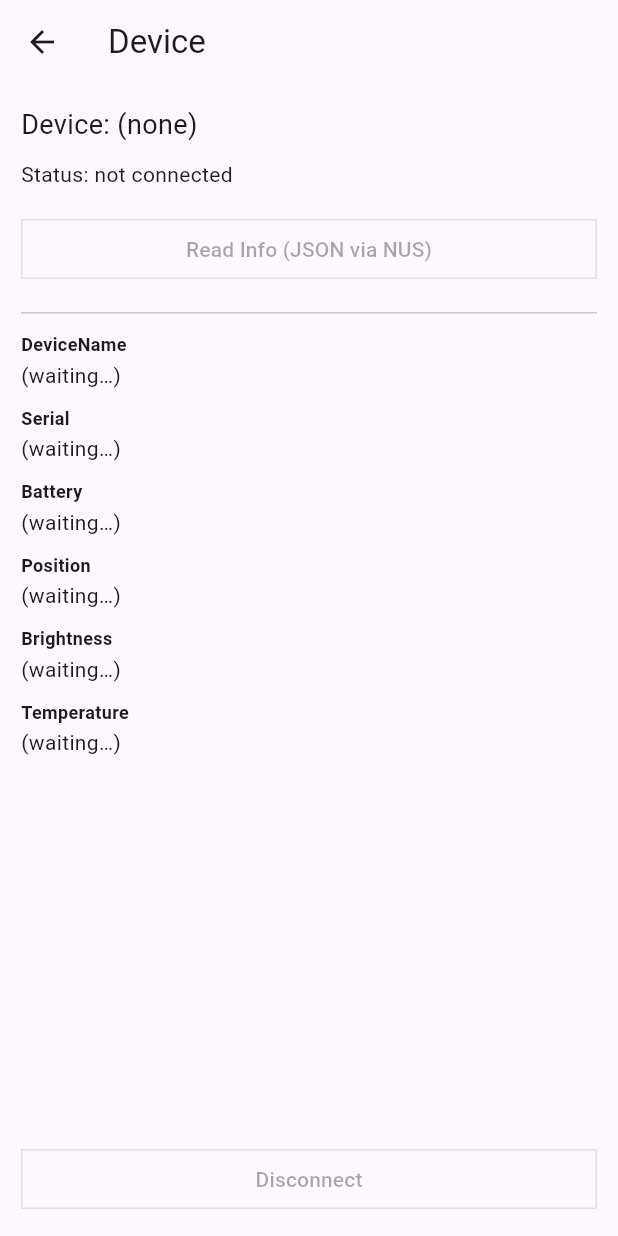
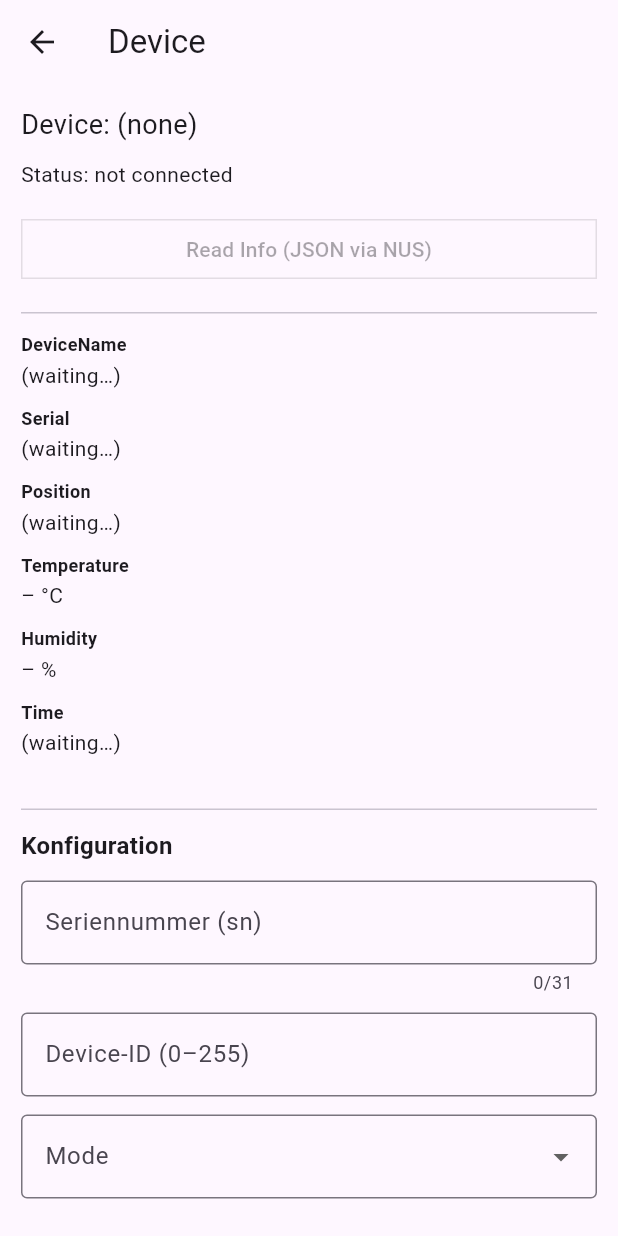
Before and after one commit to jwillner/lora_monitor, a Flutter app: the screen it shows after launch, after a tap on "Device", on a phone screen of 412 x 824 dp. Run offline on Flutter 3.47's test engine with Material 3 defaults, Android fonts, the phone set to English and light mode, and no system bars; our stand-ins replace flutter_blue_plus, permission_handler.

Commit message:
Add device configuration UI and set_config command
Adds input fields for serial number, device ID, and mode selection
on the DeviceScreen, with BLE set_config command support and ACK handling.

Co-Authored-By: Claude Opus 4.6 <noreply@anthropic.com>

```diff
--- a/lib/screens/device_screen.dart
+++ b/lib/screens/device_screen.dart
@@ -1,9 +1,96 @@
 import 'package:flutter/material.dart';
+import 'package:flutter/services.dart';
 
 import '../services/ble_manager.dart';
 
-class DeviceScreen extends StatelessWidget {
+const _modeOptions = <String, String>{
+  'off': 'Off',
+  'steady': 'Steady',
+  'blink_async': 'Blink Async',
+  'blink_sync': 'Blink Sync',
+  'blink_backlight': 'Blink Backlight',
+};
+
+class DeviceScreen extends StatefulWidget {
   const DeviceScreen({super.key});
+
+  @override
+  State<DeviceScreen> createState() => _DeviceScreenState();
+}
+
+class _DeviceScreenState extends State<DeviceScreen> {
+  final _snController = TextEditingController();
+  final _devIdController = TextEditingController();
+  String? _selectedMode;
+
+  @override
+  void initState() {
+    super.initState();
+    bleManager.addListener(_onBleChanged);
+    _populateFromInfo();
+  }
+
+  @override
+  void dispose() {
+    bleManager.removeListener(_onBleChanged);
+    _snController.dispose();
+    _devIdController.dispose();
+    super.dispose();
+  }
+
+  void _onBleChanged() {
+    _populateFromInfo();
+
+    final ack = bleManager.lastAck;
+    if (ack != null && mounted) {
+      final error = bleManager.lastError;
+      final msg = ack ? 'Konfiguration gespeichert' : 'Fehler: ${error ?? "unbekannt"}';
+      ScaffoldMessenger.of(context).showSnackBar(SnackBar(content: Text(msg)));
+      bleManager.lastAck = null;
+      bleManager.lastError = null;
+    }
+  }
+
+  void _populateFromInfo() {
+    final info = bleManager.deviceInfo;
+    if (info.containsKey('sn') && _snController.text.isEmpty) {
+      _snController.text = info['sn'].toString();
+    }
+    if (info.containsKey('devId') && _devIdController.text.isEmpty) {
+      _devIdController.text = info['devId'].toString();
+    }
+    if (info.containsKey('mode') && _selectedMode == null) {
+      final m = info['mode'].toString();
+      if (_modeOptions.containsKey(m)) {
+        setState(() => _selectedMode = m);
+      }
+    }
+  }
+
+  Future<void> _sendConfig() async {
+    final sn = _snController.text.trim();
+    final devIdText = _devIdController.text.trim();
+    final devId = int.tryParse(devIdText);
+
+    try {
+      await bleManager.sendSetConfig(
+        sn: sn.isNotEmpty ? sn : null,
+        devId: devId,
+        mode: _selectedMode,
+      );
+      if (mounted) {
+        ScaffoldMessenger.of(context).showSnackBar(
+          const SnackBar(content: Text('Konfiguration gesendet…')),
+        );
+      }
+    } catch (e) {
+      if (mounted) {
+        ScaffoldMessenger.of(context).showSnackBar(
+          SnackBar(content: Text('Senden fehlgeschlagen: $e')),
+        );
+      }
+    }
+  }
 
   String _s(Map<String, dynamic> m, String key, String fallback) {
     final v = m[key];
@@ -25,7 +112,8 @@ class DeviceScreen extends StatelessWidget {
             final connected = bleManager.isConnected;
             final devName = bleManager.connectedName ?? '(none)';
 
-            return Column(
+            return SingleChildScrollView(
+              child: Column(
                 crossAxisAlignment: CrossAxisAlignment.stretch,
                 children: [
                   Text('Device: $devName', style: const TextStyle(fontSize: 18)),
@@ -45,11 +133,59 @@ class DeviceScreen extends StatelessWidget {
                   const SizedBox(height: 12),
                   _kv('DeviceName', _s(info, 'devicename', '(waiting…)')),
                   _kv('Serial', _s(info, 'serial', '(waiting…)')),
-                _kv('Battery', _s(info, 'battery', '(waiting…)')),
                   _kv('Position', _s(info, 'position', '(waiting…)')),
-                _kv('Brightness', _s(info, 'brightness', '(waiting…)')),
-                _kv('Temperature', _s(info, 'temperature', '(waiting…)')),
-                const Spacer(),
+                  _kv('Temperature', '${_s(info, 'temperature', '–')} °C'),
+                  _kv('Humidity', '${_s(info, 'humidity', '–')} %'),
+                  _kv('Time', _s(info, 'time', '(waiting…)')),
+                  const SizedBox(height: 24),
+                  const Divider(height: 1),
+                  const SizedBox(height: 12),
+                  const Text('Konfiguration',
+                      style: TextStyle(fontSize: 16, fontWeight: FontWeight.bold)),
+                  const SizedBox(height: 12),
+                  TextField(
+                    controller: _snController,
+                    maxLength: 31,
+                    decoration: const InputDecoration(
+                      labelText: 'Seriennummer (sn)',
+                      border: OutlineInputBorder(),
+                    ),
+                  ),
+                  const SizedBox(height: 12),
+                  TextField(
+                    controller: _devIdController,
+                    keyboardType: TextInputType.number,
+                    inputFormatters: [FilteringTextInputFormatter.digitsOnly],
+                    decoration: const InputDecoration(
+                      labelText: 'Device-ID (0–255)',
+                      border: OutlineInputBorder(),
+                    ),
+                  ),
+                  const SizedBox(height: 12),
+                  DropdownButtonFormField<String>(
+                    value: _selectedMode,
+                    decoration: const InputDecoration(
+                      labelText: 'Mode',
+                      border: OutlineInputBorder(),
+                    ),
+                    items: _modeOptions.entries
+                        .map((e) => DropdownMenuItem(
+                              value: e.key,
+                              child: Text(e.value),
+                            ))
+                        .toList(),
+                    onChanged: (v) => setState(() => _selectedMode = v),
+                  ),
+                  const SizedBox(height: 16),
+                  OutlinedButton(
+                    style: OutlinedButton.styleFrom(
+                      shape: const RoundedRectangleBorder(
+                          borderRadius: BorderRadius.zero),
+                    ),
+                    onPressed: connected ? _sendConfig : null,
+                    child: const Text('Senden'),
+                  ),
+                  const SizedBox(height: 24),
                   OutlinedButton(
                     style: OutlinedButton.styleFrom(
                       shape: const RoundedRectangleBorder(
@@ -59,6 +195,7 @@ class DeviceScreen extends StatelessWidget {
                     child: const Text('Disconnect'),
                   ),
                 ],
+              ),
             );
           },
         ),
```
Also changed, not shown: lib/services/ble_manager.dart (+22 -2 lines). Lines whose indentation alone changed are shown as unchanged.
